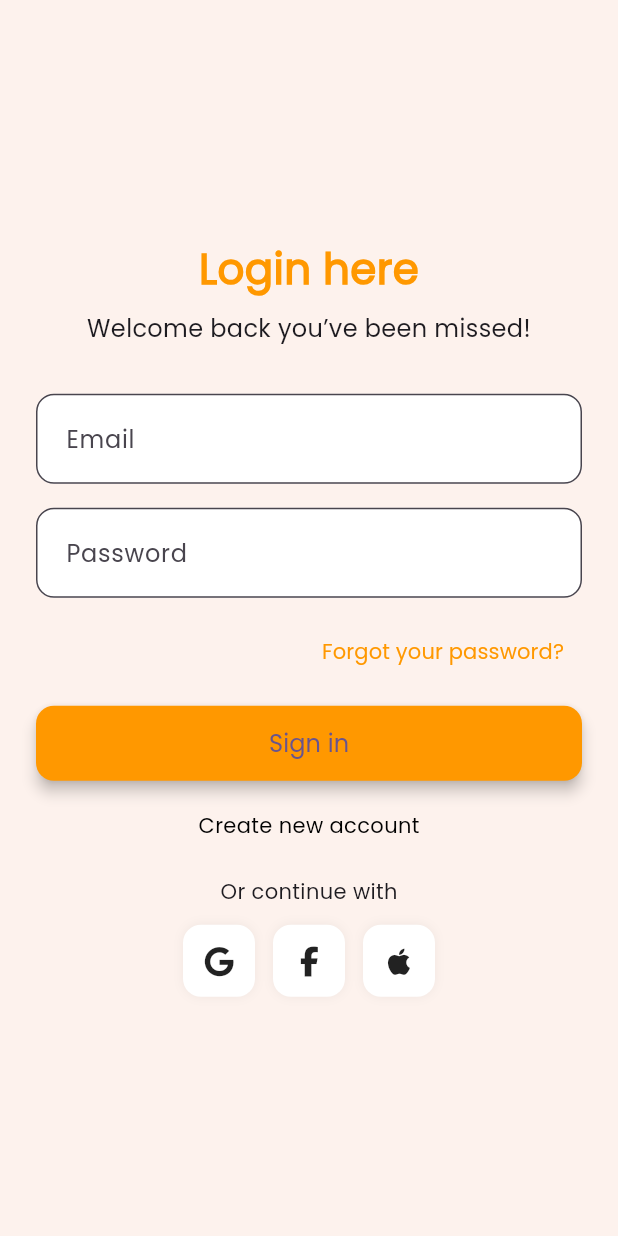
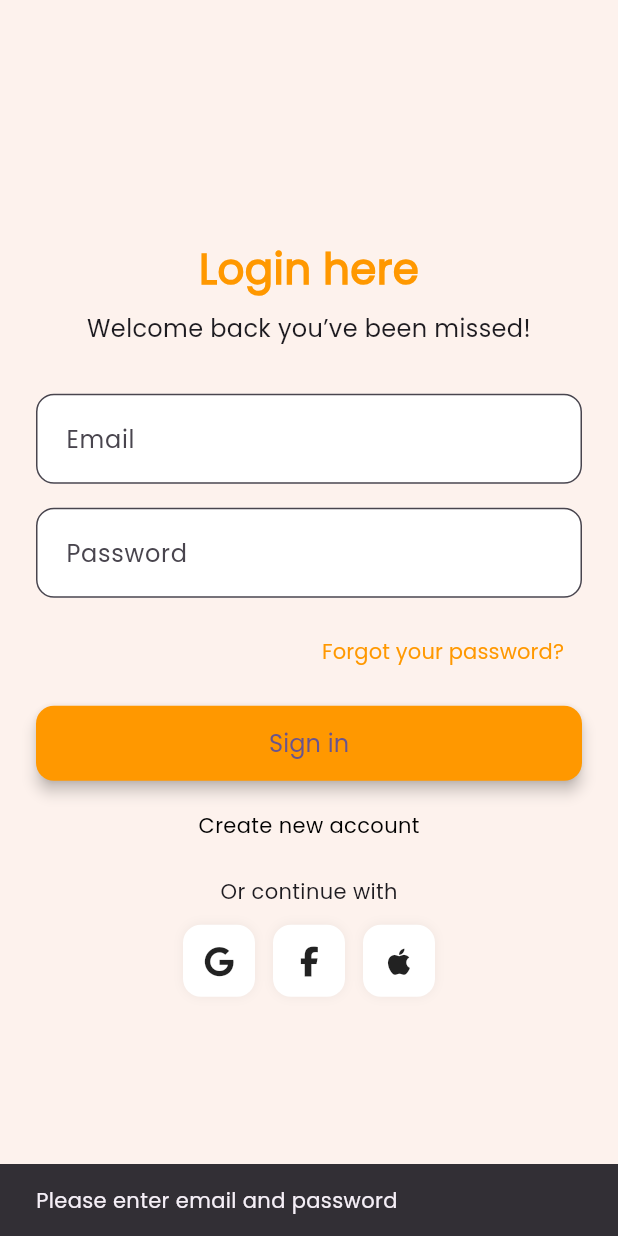
Before and after one commit to hing-sophally/ecommerce_app, a Flutter app: the LoginScreen screen opened directly, after a tap on "Sign in", on a phone screen of 412 x 824 dp. Run offline on Flutter 3.47's test engine with Material 3 defaults, Android fonts, the phone set to English and light mode, and no system bars; our stand-ins replace font_awesome_flutter; network calls fail.

Commit message:
Pushed Code to Dev

```diff
--- a/lib/screens/login_screen.dart
+++ b/lib/screens/login_screen.dart
@@ -1,5 +1,7 @@
 import 'package:flutter/material.dart';
 import 'package:font_awesome_flutter/font_awesome_flutter.dart';
+import 'package:testing/repositories/auth_repository.dart';
+import 'package:testing/screens/home_screen.dart';
 import 'package:testing/screens/register_screen.dart';
 
 class LoginScreen extends StatefulWidget {
@@ -20,10 +22,43 @@ class _LoginScreenState extends State<LoginScreen> {
     super.dispose();
   }
 
-  void _login() {
+  void _login() async {
     final email = _emailController.text;
     final password = _passwordController.text;
-    print('Email: $email, Password: $password');
+
+    if (email.isEmpty || password.isEmpty) {
+      ScaffoldMessenger.of(context).showSnackBar(
+        const SnackBar(content: Text('Please enter email and password')),
+      );
+      return;
+    }
+
+    final result = await login(email, password);
+
+    if (result['success']) {
+      print('Token: ${result['token']}');
+      print('User: ${result['user']}');
+
+      ScaffoldMessenger.of(context).showSnackBar(
+        const SnackBar(content: Text('Login successful!')),
+      );
+
+      // ✅ Navigate to HomeScreen
+      if (result['success']) {
+        final user = result['user']; // assuming this is a Map with user info
+
+        Navigator.pushReplacement(
+          context,
+          MaterialPageRoute(
+            builder: (context) => HomePage(user: email),
+          ),
+        );
+      }
+    } else {
+      ScaffoldMessenger.of(context).showSnackBar(
+        SnackBar(content: Text(result['message'] ?? 'Login failed')),
+      );
+    }
   }
 
   @override
```
Also changed, not shown: lib/main.dart (+6 -1 lines), lib/repositories/auth_repository.dart (+37 -2 lines), lib/screens/home_screen.dart (+10 -2 lines), lib/screens/user_profile.dart (added, +24 -0 lines), lib/services/api_service.dart (+31 -2 lines).
